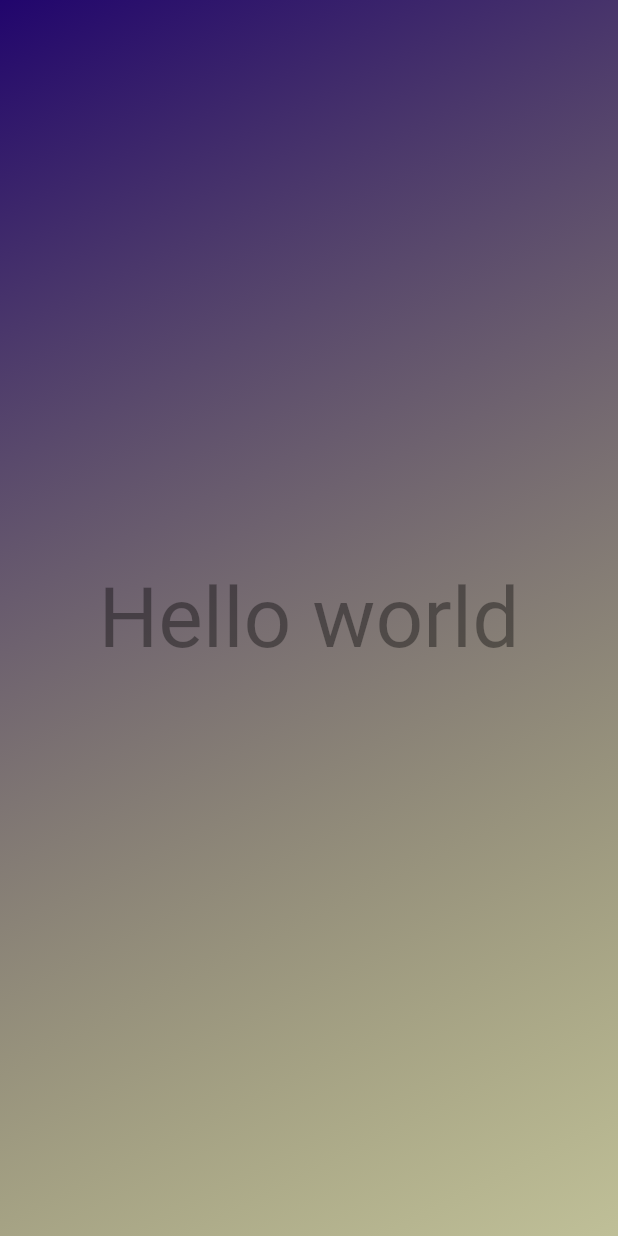
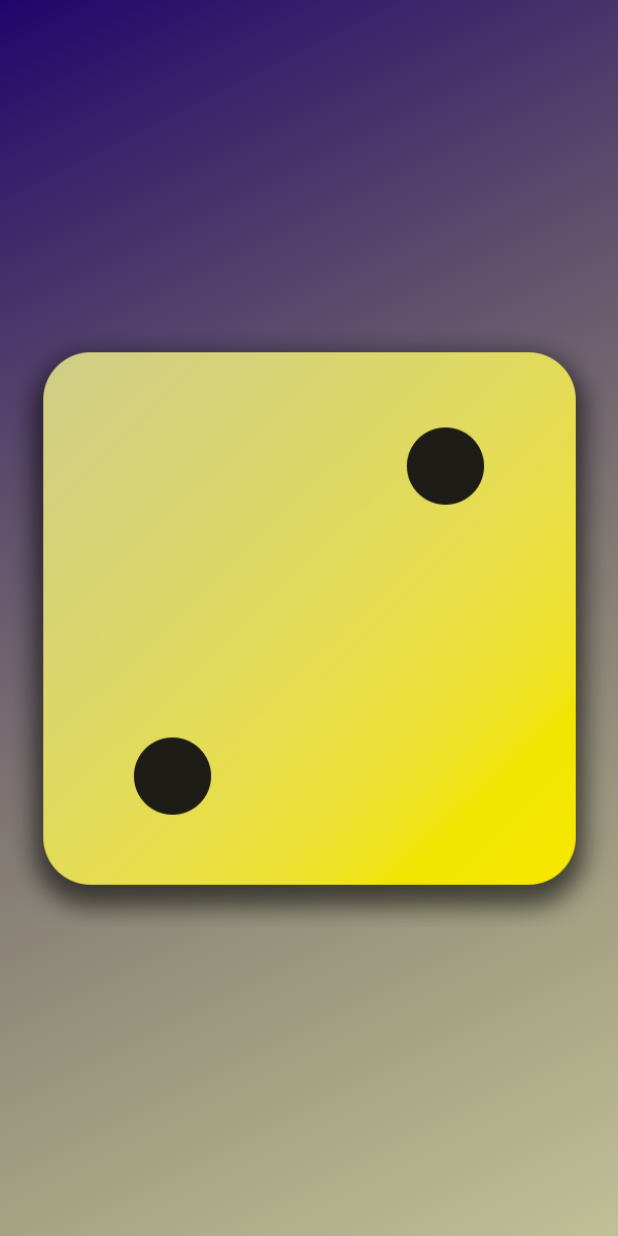
Before and after one commit to haruharu3220/Flutter_Dart_study01, a Flutter app: the screen it shows after launch, on a phone screen of 412 x 824 dp. Run offline on Flutter 3.47's test engine with Material 2 defaults, Android fonts, the phone set to English and light mode, and no system bars.

Commit message:
講義44　サイコロの画像をassetsに代入して画面に表示する

```diff
--- a/first_app/lib/gradient_container.dart
+++ b/first_app/lib/gradient_container.dart
@@ -1,5 +1,4 @@
 import 'package:flutter/material.dart';
-import 'package:first_app/styled_text.dart';
 
 //変数が変更されない事がわかっている場合はfinal型を推奨
 final startAlignment = Alignment.topLeft;
@@ -7,6 +6,10 @@ final endAlignment = Alignment.bottomRight;
 
 class GradientContainer extends StatelessWidget {
   const GradientContainer(this.color1, this.color2, {super.key});
+
+  const GradientContainer.purple()
+      : color1 = Colors.deepPurple,
+        color2 = Colors.indigo;
 
   final Color color1;
   final Color color2;
@@ -22,7 +25,7 @@ class GradientContainer extends StatelessWidget {
           ),
         ),
         child: Center(
-          child: StyledText('Hello world'),
+          child: Image.asset('assets/images/dice-2.png'),
         ));
   }
 }
```
Also changed, not shown: first_app/pubspec.yaml (+9 -7 lines), first_app/assets/images/dice-1.png (added), first_app/assets/images/dice-2.png (added), first_app/assets/images/dice-3.png (added), first_app/assets/images/dice-4.png (added), first_app/assets/images/dice-5.png (added), first_app/assets/images/dice-6.png (added).
